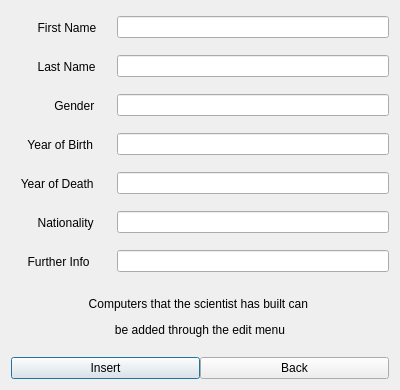
Above: verklegt_vika_3/verklegt_GUI/UI/insertscientist.ui from vilhjalmur12/verklegt_1 before the change. Below: the same form after it.
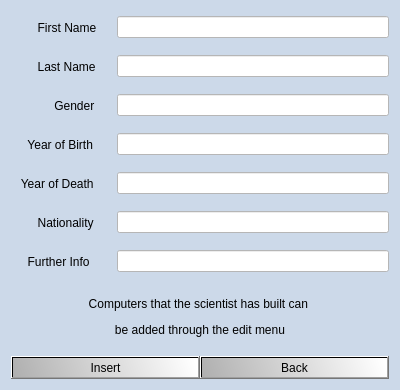
That is the form after the change. Icons and pictures are not drawn.

Commit message: style sheet, hover o.fl

Diff of the .ui file:
```diff
--- a/verklegt_vika_3/verklegt_GUI/UI/insertscientist.ui
+++ b/verklegt_vika_3/verklegt_GUI/UI/insertscientist.ui
@@ -17,6 +17,30 @@
    <iconset resource="../resources.qrc">
     <normaloff>:/icons/Images/DBSimple.jpg</normaloff>:/icons/Images/DBSimple.jpg</iconset>
   </property>
+  <property name="styleSheet">
+   <string notr="true">QWidget{
+background-color: rgb(204, 217, 233);
+font-family: &quot;Verdana&quot;;
+font-size: 9pt;
+}
+
+QLineEdit{
+background-color: white;
+}
+
+QPushButton{
+color: rgb(0, 0, 0);
+background-color: qlineargradient(spread:pad, x1:0, y1:0.619, x2:1, y2:0.58, stop:0 rgba(176, 176, 176, 255), stop:1 rgba(255, 255, 255, 255));
+}
+
+QPushButton::hover{
+background-color: qlineargradient(spread:reflect, x1:0, y1:0, x2:1, y2:1, stop:0.318408 rgba(69, 69, 69, 255), stop:1 rgba(162, 162, 162, 255));
+}
+
+QPushButton::pressed{
+background-color: qlineargradient(spread:reflect, x1:0, y1:0, x2:1, y2:1, stop:0.318408 rgba(69, 69, 69, 255), stop:1 rgba(162, 162, 162, 255));
+}</string>
+  </property>
   <layout class="QVBoxLayout" name="verticalLayout">
    <item>
     <layout class="QHBoxLayout" name="horizontalLayout_9">
@@ -95,6 +119,30 @@
          <height>0</height>
         </size>
        </property>
+       <property name="styleSheet">
+        <string notr="true">QWidget{
+background-color: rgb(204, 217, 233);
+font-family: &quot;Verdana&quot;;
+font-size: 9pt;
+}
+
+QLineEdit{
+background-color: white;
+}
+
+QPushButton{
+color: rgb(0, 0, 0);
+background-color: qlineargradient(spread:pad, x1:0, y1:0.619, x2:1, y2:0.58, stop:0 rgba(176, 176, 176, 255), stop:1 rgba(255, 255, 255, 255));
+}
+
+QPushButton::hover{
+background-color: qlineargradient(spread:reflect, x1:0, y1:0, x2:1, y2:1, stop:0.318408 rgba(69, 69, 69, 255), stop:1 rgba(162, 162, 162, 255));
+}
+
+QPushButton::pressed{
+background-color: qlineargradient(spread:reflect, x1:0, y1:0, x2:1, y2:1, stop:0.318408 rgba(69, 69, 69, 255), stop:1 rgba(162, 162, 162, 255));
+}</string>
+       </property>
       </widget>
      </item>
     </layout>
```
The commit also changes 6 other files.
